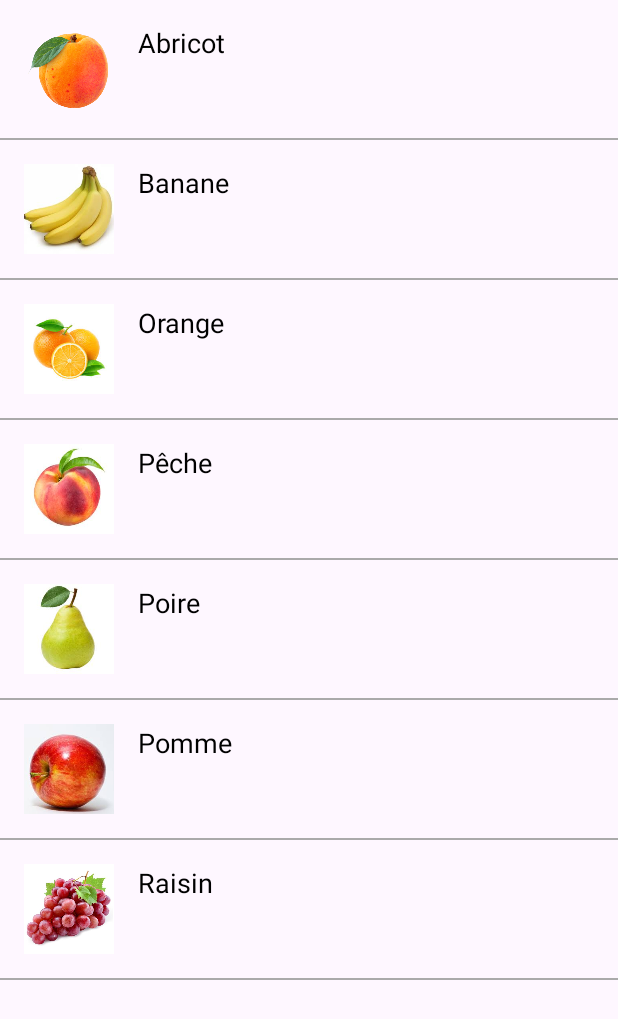
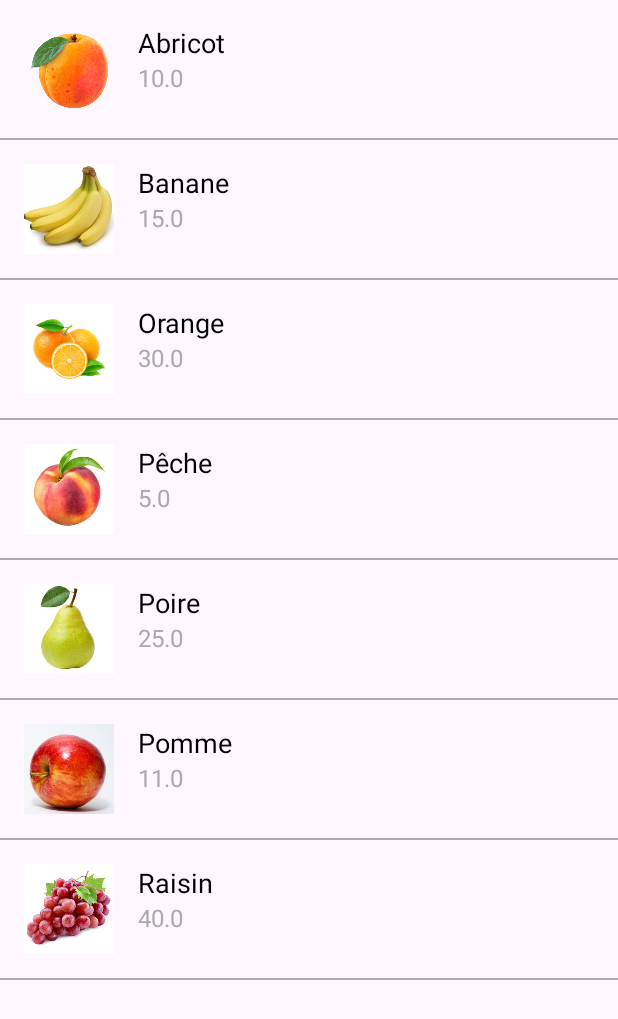
Before and after one commit to FradiMohamedAmine/FruitProject_devMobile, an Android app: the screen it shows after launch (MainActivity), on a phone screen of 412 x 824 dp. Shown: the top 1019 px of the screen. Run offline under Robolectric (Android 15) with nearby library versions, the phone set to English and light mode, and no system bars.

Commit message:
feat: add price to fruit View

```diff
--- a/app/src/main/java/com/example/myapplication/MainActivity.java
+++ b/app/src/main/java/com/example/myapplication/MainActivity.java
@@ -31,13 +31,13 @@ public class MainActivity extends AppCompatActivity {
 
         // Liste de fruits avec noms et images
         List<Fruit> fruits = new ArrayList<>();
-        fruits.add(new Fruit("Abricot", R.drawable.abricot));
-        fruits.add(new Fruit("Banane", R.drawable.banane));
-        fruits.add(new Fruit("Orange", R.drawable.orange));
-        fruits.add(new Fruit("Pêche", R.drawable.peche));
-        fruits.add(new Fruit("Poire", R.drawable.poire));
-        fruits.add(new Fruit("Pomme", R.drawable.pomme));
-        fruits.add(new Fruit("Raisin", R.drawable.raisin));
+        fruits.add(new Fruit("Abricot",10, R.drawable.abricot));
+        fruits.add(new Fruit("Banane",15, R.drawable.banane));
+        fruits.add(new Fruit("Orange",30, R.drawable.orange));
+        fruits.add(new Fruit("Pêche",5, R.drawable.peche));
+        fruits.add(new Fruit("Poire",25, R.drawable.poire));
+        fruits.add(new Fruit("Pomme",11, R.drawable.pomme));
+        fruits.add(new Fruit("Raisin",40, R.drawable.raisin));
 
         // Créer l'adaptateur et l'associer à la ListView
         FruitAdapter adapter = new FruitAdapter(this, fruits);
--- a/app/src/main/java/utils/Fruit.java
+++ b/app/src/main/java/utils/Fruit.java
@@ -3,10 +3,20 @@ package utils;
 public class Fruit {
     private String name;
     private int image ;
+    private float price;
 
-    public Fruit(String name, int image) {
+    public Fruit(String name,float price ,int image) {
         this.name = name;
         this.image = image;
+        this.price =price;
+    }
+
+    public float getPrice() {
+        return price;
+    }
+
+    public void setPrice(float price) {
+        this.price = price;
     }
 
     public String getName() {
--- a/app/src/main/java/utils/FruitAdapter.java
+++ b/app/src/main/java/utils/FruitAdapter.java
@@ -33,11 +33,13 @@ public class FruitAdapter extends ArrayAdapter<Fruit> {
         // Obtenir les éléments visuels
         ImageView fruitImage = convertView.findViewById(R.id.fruitImage);
         TextView fruitName = convertView.findViewById(R.id.fruitName);
+        TextView fruitPrice = convertView.findViewById(R.id.fruitPrice);
 
         // Mettre à jour les données
         Fruit currentFruit = fruits.get(position);
         fruitName.setText(currentFruit.getName());
         fruitImage.setImageResource(currentFruit.getImage());
+        fruitPrice.setText(String.valueOf(currentFruit.getPrice()));
 
         return convertView;
     }
--- a/app/src/main/res/layout/item_view.xml
+++ b/app/src/main/res/layout/item_view.xml
@@ -12,10 +12,25 @@
         android:scaleType="centerCrop"
         android:layout_marginEnd="16dp" />
 
-    <TextView
-        android:id="@+id/fruitName"
+    <LinearLayout
+        android:orientation="vertical"
         android:layout_width="wrap_content"
-        android:layout_height="wrap_content"
-        android:textSize="18sp"
-        android:textColor="@android:color/black"/>
+        android:layout_height="wrap_content">
+
+        <TextView
+            android:id="@+id/fruitName"
+            android:layout_width="wrap_content"
+            android:layout_height="wrap_content"
+            android:textSize="18sp"
+            android:textColor="@android:color/black"/>
+
+        <TextView
+            android:id="@+id/fruitPrice"
+            android:layout_width="wrap_content"
+            android:layout_height="wrap_content"
+            android:text="Prix"
+            android:textSize="16sp"
+            android:textColor="@android:color/darker_gray"/>
+    </LinearLayout>
+
 </LinearLayout>
```
